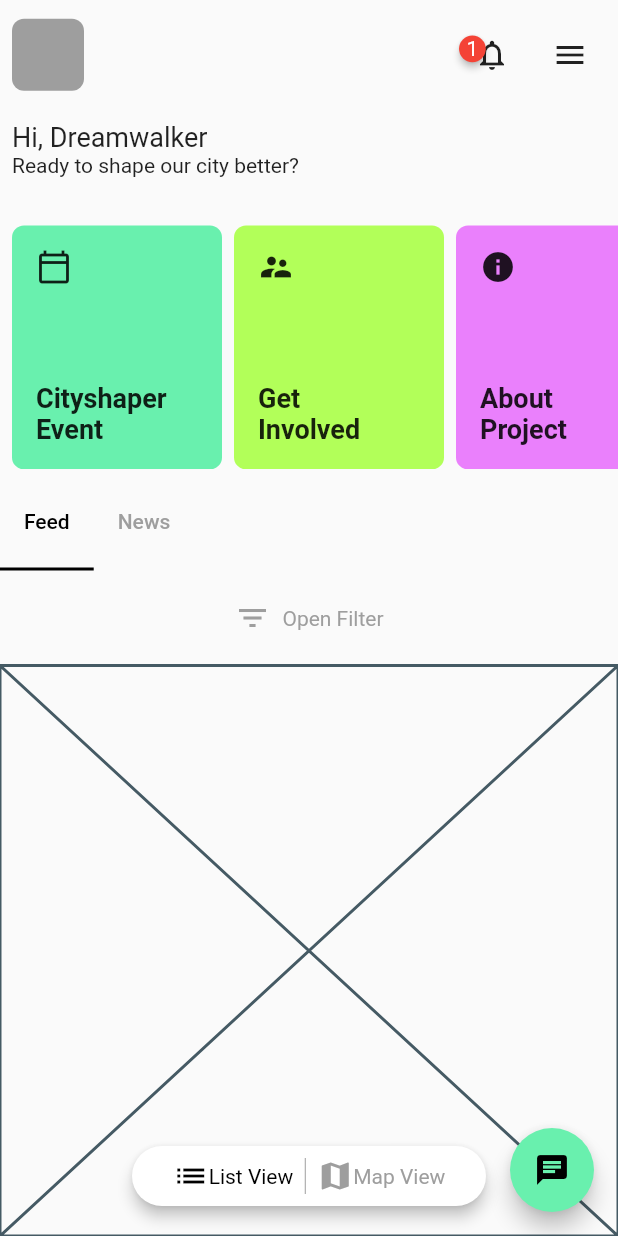
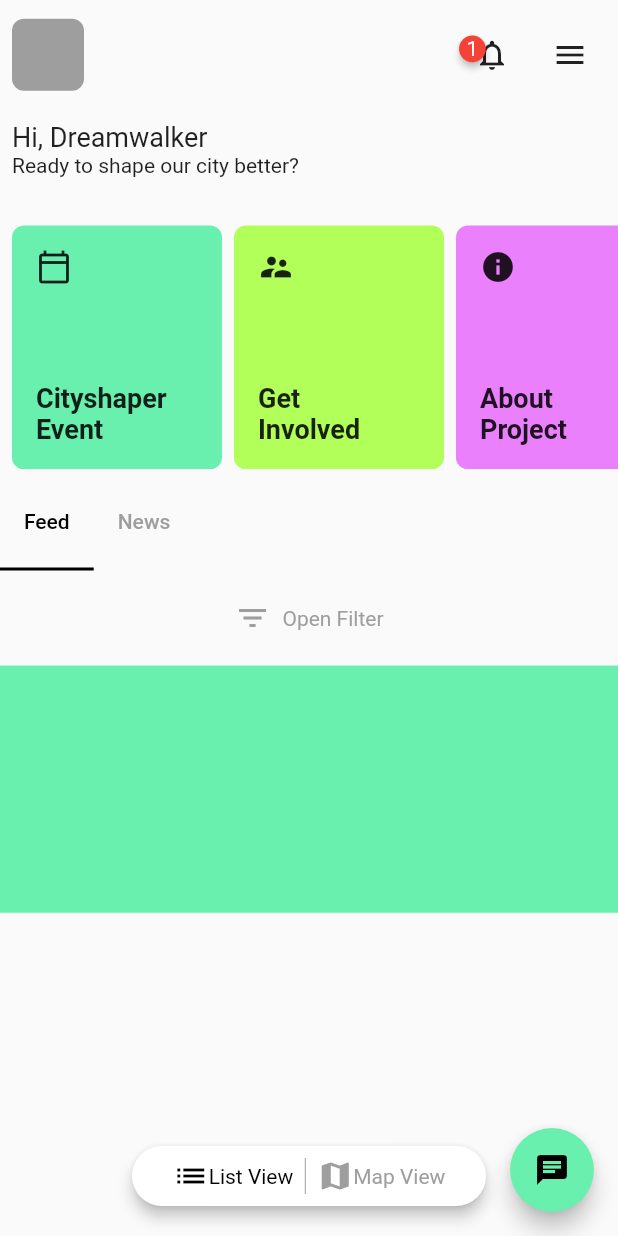
Before and after one commit to JAICHANGPARK/flutter_notebook_11th_story, a Flutter app: the screen it shows after launch, on a phone screen of 412 x 824 dp. Run offline on Flutter 3.47's test engine with Material 2 defaults, Android fonts, the phone set to English and light mode, and no system bars; drawn by our look-alikes of badges; our stand-ins replace backdrop, flutter_inner_drawer, flutter_slidable, flutter_swiper, google_fonts.

Commit message:
Update irys_home_page.dart

```diff
--- a/lib/ep727_irys_mobile_app/ui/irys_home_page.dart
+++ b/lib/ep727_irys_mobile_app/ui/irys_home_page.dart
@@ -213,7 +213,18 @@ class _IrysHomePageState extends State<IrysHomePage> with SingleTickerProviderSt
                                     )
                                   ],
                                 )),
-                            Expanded(flex: 12, child: Placeholder()),
+                            Expanded(
+                                flex: 12,
+                                child: ListView(
+                                  children: [
+                                    Container(
+                                      height: MediaQuery.of(context).size.height / 5,
+                                      decoration: BoxDecoration(
+                                        color: Colors.greenAccent
+                                      ),
+                                    )
+                                  ],
+                                )),
                           ],
                         ),
                         Container(
```
